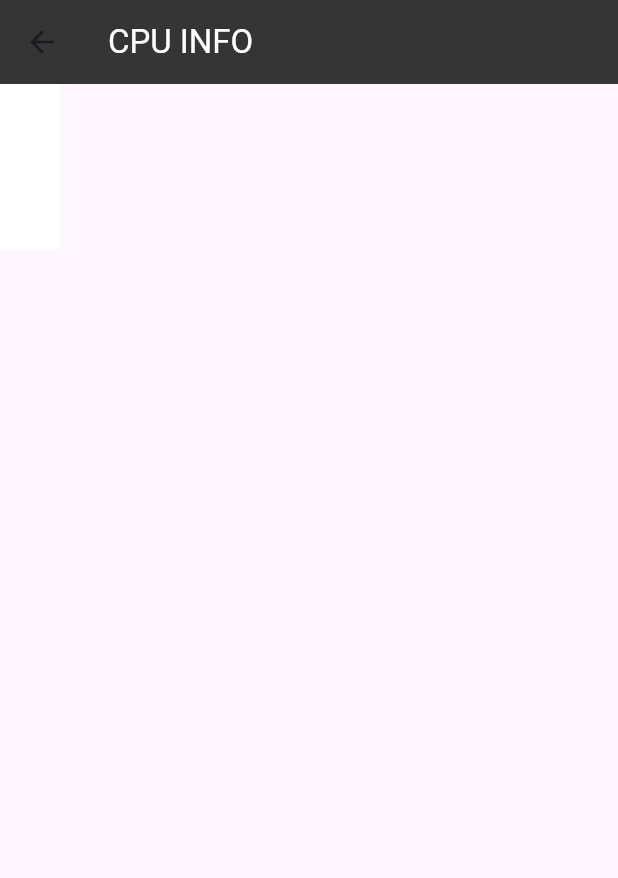
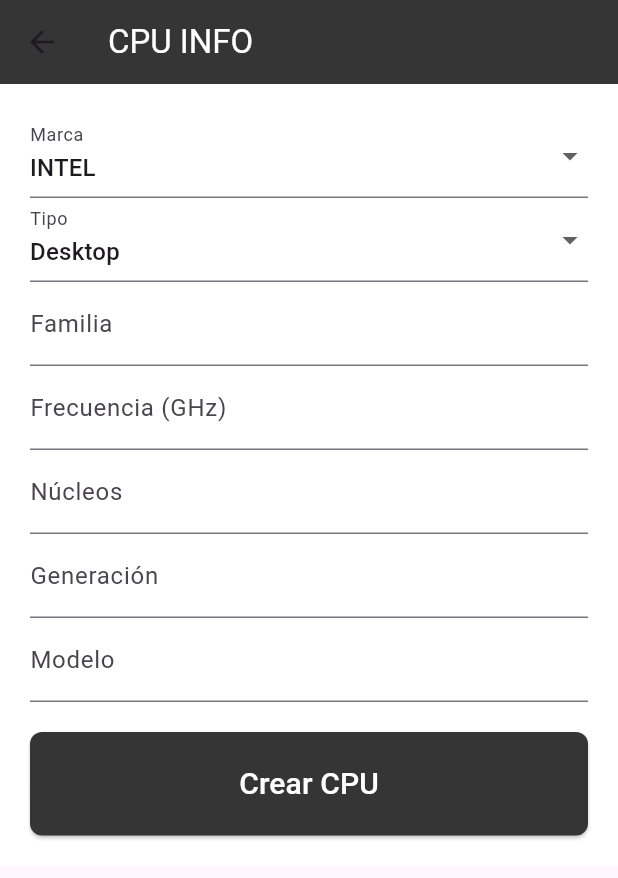
Before and after one commit to Vel935/cpuinfo-aplicaci-n, a Flutter app: the CreateCpuPage screen opened by its route, on a phone screen of 412 x 824 dp. Shown: the top 878 px of the screen. Run offline on Flutter 3.47's test engine with Material 3 defaults, Android fonts, the phone set to English and light mode, and no system bars; our stand-ins replace cloud_firestore, firebase_core; accounts and stored records are empty.

Commit message:
Fix: Crear procesadores

```diff
--- a/lib/pages/cpuCrud/addCpuPage/addCpuPage.dart
+++ b/lib/pages/cpuCrud/addCpuPage/addCpuPage.dart
@@ -24,20 +24,97 @@ class _CreateCpuPageState extends State<CreateCpuPage> {
     return null;
   }
 
+  final CreateCpuController _cpuController = CreateCpuController();
+
   @override
   Widget build(BuildContext context) {
     return Scaffold(
       appBar: mainAppBar(),
       body: Container(
-        color: Colors.white, // Add gray background color
+        color: Colors.white,
         child: SingleChildScrollView(
           child: Padding(
-            padding: const EdgeInsets.only(
-                left: 20.0, right: 20.0, top: 20.0, bottom: 90.0),
+            padding:
+                const EdgeInsets.symmetric(horizontal: 20.0, vertical: 20.0),
             child: Column(
               crossAxisAlignment: CrossAxisAlignment.stretch,
               children: [
-                // Dropdown y otros campos de entrada aquí...
+                DropdownButtonFormField<String>(
+                  value: _selectedBrand,
+                  onChanged: (String? newValue) {
+                    setState(() {
+                      _selectedBrand = newValue!;
+                    });
+                  },
+                  items: <String>['INTEL', 'AMD']
+                      .map<DropdownMenuItem<String>>((String value) {
+                    return DropdownMenuItem<String>(
+                      value: value,
+                      child: Text(value),
+                    );
+                  }).toList(),
+                  decoration: InputDecoration(labelText: 'Marca'),
+                ),
+                DropdownButtonFormField<String>(
+                  value: _selectedType,
+                  onChanged: (String? newValue) {
+                    setState(() {
+                      _selectedType = newValue!;
+                    });
+                  },
+                  items: <String>['Desktop', 'Laptop']
+                      .map<DropdownMenuItem<String>>((String value) {
+                    return DropdownMenuItem<String>(
+                      value: value,
+                      child: Text(value),
+                    );
+                  }).toList(),
+                  decoration: InputDecoration(labelText: 'Tipo'),
+                ),
+                TextFormField(
+                  controller: _familyController,
+                  decoration: InputDecoration(labelText: 'Familia'),
+                  validator: _validateInput,
+                ),
+                TextFormField(
+                  controller: _frequencyController,
+                  decoration: InputDecoration(labelText: 'Frecuencia (GHz)'),
+                  keyboardType: TextInputType.numberWithOptions(decimal: true),
+                  validator: _validateInput,
+                ),
+                TextFormField(
+                  controller: _coresController,
+                  decoration: InputDecoration(labelText: 'Núcleos'),
+                  keyboardType: TextInputType.number,
+                  validator: _validateInput,
+                ),
+                TextFormField(
+                  controller: _generationController,
+                  decoration: InputDecoration(labelText: 'Generación'),
+                  keyboardType: TextInputType.number,
+                  validator: _validateInput,
+                ),
+                TextFormField(
+                  controller: _modelController,
+                  decoration: InputDecoration(labelText: 'Modelo'),
+                  keyboardType: TextInputType.number,
+                  validator: _validateInput,
+                ),
+                SizedBox(height: 20),
+                ElevatedButton(
+                  style: ElevatedButton.styleFrom(
+                    padding: const EdgeInsets.all(20.0),
+                    shape: RoundedRectangleBorder(
+                      borderRadius: BorderRadius.circular(8.0),
+                    ),
+                    backgroundColor: const Color(0xFF353535),
+                  ),
+                  onPressed: _createCpu,
+                  child: Text(
+                    'Crear CPU',
+                    style: const TextStyle(fontSize: 20.0, color: Colors.white),
+                  ),
+                ),
               ],
             ),
           ),
@@ -46,22 +123,10 @@ class _CreateCpuPageState extends State<CreateCpuPage> {
     );
   }
 
-  bool fieldValidation() {
-    return _familyController.text.isNotEmpty &&
-        _frequencyController.text.isNotEmpty &&
-        _coresController.text.isNotEmpty &&
-        _generationController.text.isNotEmpty &&
-        _modelController.text.isNotEmpty;
-  }
-
-  Future<void> _createCpu() async {
+  void _createCpu() {
     if (fieldValidation()) {
-      // Crear instancia del controlador
-      CreateCpuController controller = CreateCpuController();
-
-      try {
-        // Llamar al método para crear la CPU
-        String response = await controller.createCPU(
+      _cpuController
+          .createCpu(
         brand: _selectedBrand,
         type: _selectedType,
         family: _familyController.text,
@@ -69,26 +134,29 @@ class _CreateCpuPageState extends State<CreateCpuPage> {
         cores: int.parse(_coresController.text),
         generation: int.parse(_generationController.text),
         model: _modelController.text,
+      )
+          .then((_) {
+        ScaffoldMessenger.of(context).showSnackBar(
+          SnackBar(content: Text('CPU creado correctamente')),
         );
-
-        // Mostrar mensaje de éxito
+        Navigator.pop(context); // Regresar a la página anterior
+      }).catchError((error) {
         ScaffoldMessenger.of(context).showSnackBar(
-          SnackBar(content: Text('El CPU se creó correctamente')),
+          SnackBar(content: Text('Error al crear CPU')),
         );
-
-        // Ir a la página anterior
-        Navigator.pop(context);
-      } catch (error) {
-        // Mostrar mensaje de error
-        ScaffoldMessenger.of(context).showSnackBar(
-          SnackBar(content: Text('Error al crear el CPU')),
-        );
-      }
+      });
     } else {
-      // Mostrar mensaje de validación
       ScaffoldMessenger.of(context).showSnackBar(
         SnackBar(content: Text('Ingrese todos los campos')),
       );
     }
   }
+
+  bool fieldValidation() {
+    return _validateInput(_familyController.text) == null &&
+        _validateInput(_frequencyController.text) == null &&
+        _validateInput(_coresController.text) == null &&
+        _validateInput(_generationController.text) == null &&
+        _validateInput(_modelController.text) == null;
   }
+}
--- a/lib/pages/cpuCrud/addCpuPage/addCpuPageController.dart
+++ b/lib/pages/cpuCrud/addCpuPage/addCpuPageController.dart
@@ -1,12 +1,8 @@
-// create_cpu_controller.dart
-
 import 'package:cpuinfo_application/models/cpus.dart';
 import 'package:cpuinfo_application/providers/cpuProvider.dart';
 
 class CreateCpuController {
-  final CpuProvider _cpuProvider = CpuProvider();
-
-  Future<String> createCPU({
+  Future<void> createCpu({
     required String brand,
     required String type,
     required String family,
@@ -15,27 +11,27 @@ class CreateCpuController {
     required int generation,
     required String model,
   }) async {
-    // Lógica de validación opcional
-
-    // Crear el objeto CPU
+    // Lógica para crear la CPU y guardarla en la base de datos
     Cpu cpu = Cpu(
       brand: brand,
       type: type,
       family: family,
       freq: freq,
       cores: cores,
-      visible: true,
       generation: generation,
       model: model,
+      visible: true,
     );
 
-    // Llamar al método del proveedor para crear la CPU en Firestore
+    // Llamar al método para crear la CPU en la base de datos
     try {
-      String response = await _cpuProvider.createCPU(cpu.toJson());
-      return response;
+      String response = await CpuProvider().createCPU(cpu.toJson());
+      print('CPU created with ID: $response');
+      // Puedes devolver el ID de la CPU creada si lo necesitas
     } catch (error) {
-      // Manejar el error adecuadamente
-      throw error;
+      print('Error creating CPU: $error');
+      // Puedes lanzar una excepción o manejar el error de otra manera
+      throw Exception('Error creating CPU');
     }
   }
 }
--- a/lib/widgets/CustomAppBar.dart
+++ b/lib/widgets/CustomAppBar.dart
@@ -8,8 +8,8 @@ class MyAppBar extends StatelessWidget implements PreferredSizeWidget {
   @override
   Widget build(BuildContext context) {
     return AppBar(
-      title: Text(title),
-      // Personaliza el AppBar según tus necesidades
+      backgroundColor: const Color(0xFF353535),
+      title: const Text("CPU INFO", style: TextStyle(color: Colors.white)),
     );
   }
 
```
Lines whose indentation alone changed are shown as unchanged.
